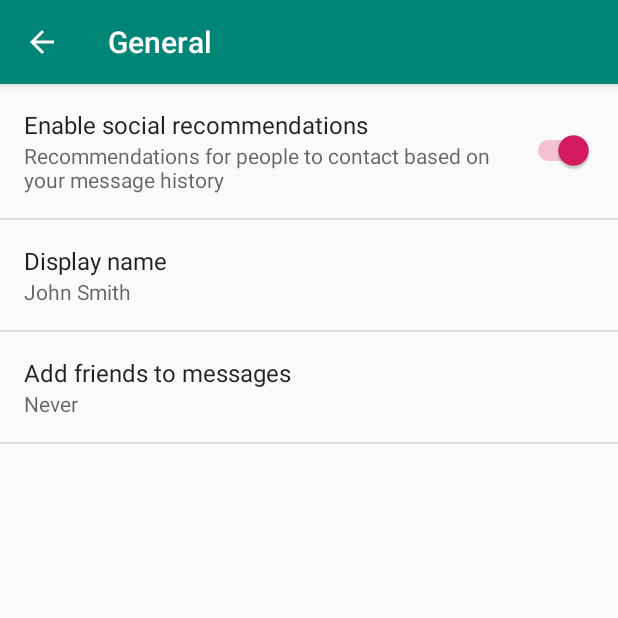
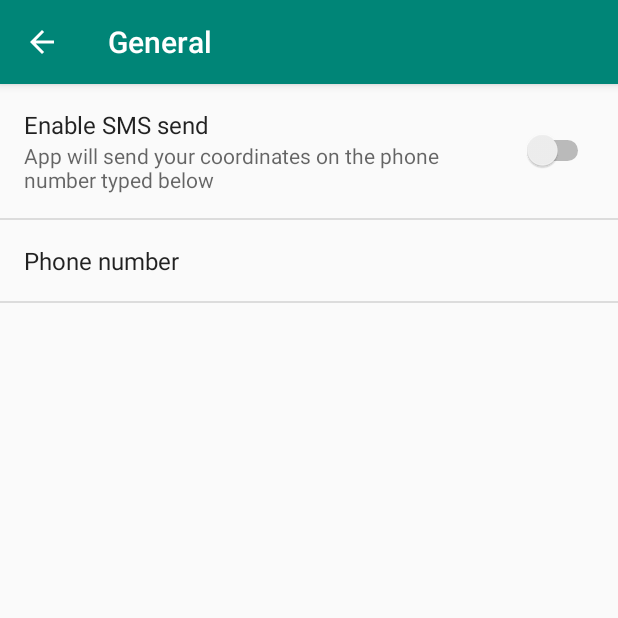
Before and after one commit to Neptun332/sosApp, an Android app: the SettingsActivity screen opened directly, with no data from a screen before it, after a tap on "General", on a phone screen of 412 x 824 dp, the top half of it. Run offline under Robolectric (Android 15) with nearby library versions, the phone set to English and light mode, and no system bars.

Commit message:
deleted redundant settings options, addes phone number option and, enable sms option

```diff
--- a/app/src/main/java/com/example/patry/sosapp/SettingsActivity.java
+++ b/app/src/main/java/com/example/patry/sosapp/SettingsActivity.java
@@ -177,8 +177,8 @@ public class SettingsActivity extends AppCompatPreferenceActivity {
             // to their values. When their values change, their summaries are
             // updated to reflect the new value, per the Android Design
             // guidelines.
-            bindPreferenceSummaryToValue(findPreference("example_text"));
-            bindPreferenceSummaryToValue(findPreference("example_list"));
+            bindPreferenceSummaryToValue(findPreference("phoneNumber"));
+           // bindPreferenceSummaryToValue(findPreference("example_list"));
         }
 
         @Override
--- a/app/src/main/res/values/strings.xml
+++ b/app/src/main/res/values/strings.xml
@@ -8,13 +8,12 @@
     <!-- Example General settings -->
     <string name="pref_header_general">General</string>
 
-    <string name="pref_title_social_recommendations">Enable social recommendations</string>
-    <string name="pref_description_social_recommendations">Recommendations for people to contact
-        based on your message history
+    <string name="Enable_SMS_send_title">Enable SMS send</string>
+    <string name="Enable_SMS_send_description">App will send your coordinates on the phone number typed below
     </string>
 
-    <string name="pref_title_display_name">Display name</string>
-    <string name="pref_default_display_name">John Smith</string>
+    <string name="phone_number_title">Phone number</string>
+    <string name="phone_number_default"></string>
 
     <string name="pref_title_add_friends_to_messages">Add friends to messages</string>
     <string-array name="pref_example_list_titles">
--- a/app/src/main/res/xml/pref_general.xml
+++ b/app/src/main/res/xml/pref_general.xml
@@ -1,33 +1,34 @@
 <PreferenceScreen xmlns:android="http://schemas.android.com/apk/res/android">
 
     <SwitchPreference
-        android:defaultValue="true"
+        android:defaultValue="false"
         android:key="example_switch"
-        android:summary="@string/pref_description_social_recommendations"
-        android:title="@string/pref_title_social_recommendations" />
+        android:summary="@string/Enable_SMS_send_description"
+        android:title="@string/Enable_SMS_send_title" />
 
     <!-- NOTE: EditTextPreference accepts EditText attributes. -->
     <!-- NOTE: EditTextPreference's summary should be set to its value by the activity code. -->
     <EditTextPreference
         android:capitalize="words"
-        android:defaultValue="@string/pref_default_display_name"
-        android:inputType="textCapWords"
-        android:key="example_text"
+        android:defaultValue="@string/phone_number_default"
+        android:inputType="numberDecimal"
+        android:key="phoneNumber"
         android:maxLines="1"
         android:selectAllOnFocus="true"
         android:singleLine="true"
-        android:title="@string/pref_title_display_name" />
+        android:title="@string/phone_number_title"
+        android:maxLength="9"/>
 
     <!-- NOTE: Hide buttons to simplify the UI. Users can touch outside the dialog to
          dismiss it. -->
     <!-- NOTE: ListPreference's summary should be set to its value by the activity code. -->
-    <ListPreference
-        android:defaultValue="-1"
-        android:entries="@array/pref_example_list_titles"
-        android:entryValues="@array/pref_example_list_values"
-        android:key="example_list"
-        android:negativeButtonText="@null"
-        android:positiveButtonText="@null"
-        android:title="@string/pref_title_add_friends_to_messages" />
+    <!--<ListPreference-->
+        <!--android:defaultValue="-1"-->
+        <!--android:entries="@array/pref_example_list_titles"-->
+        <!--android:entryValues="@array/pref_example_list_values"-->
+        <!--android:key="example_list"-->
+        <!--android:negativeButtonText="@null"-->
+        <!--android:positiveButtonText="@null"-->
+        <!--android:title="@string/pref_title_add_friends_to_messages" />-->
 
 </PreferenceScreen>
--- a/app/src/main/res/xml/pref_headers.xml
+++ b/app/src/main/res/xml/pref_headers.xml
@@ -7,14 +7,14 @@
         android:icon="@drawable/ic_info_black_24dp"
         android:title="@string/pref_header_general" />
 
-    <header
-        android:fragment="com.example.patry.sosapp.SettingsActivity$NotificationPreferenceFragment"
-        android:icon="@drawable/ic_notifications_black_24dp"
-        android:title="@string/pref_header_notifications" />
+    <!--<header-->
+        <!--android:fragment="com.example.patry.sosapp.SettingsActivity$NotificationPreferenceFragment"-->
+        <!--android:icon="@drawable/ic_notifications_black_24dp"-->
+        <!--android:title="@string/pref_header_notifications" />-->
 
-    <header
-        android:fragment="com.example.patry.sosapp.SettingsActivity$DataSyncPreferenceFragment"
-        android:icon="@drawable/ic_sync_black_24dp"
-        android:title="@string/pref_header_data_sync" />
+    <!--<header-->
+        <!--android:fragment="com.example.patry.sosapp.SettingsActivity$DataSyncPreferenceFragment"-->
+        <!--android:icon="@drawable/ic_sync_black_24dp"-->
+        <!--android:title="@string/pref_header_data_sync" />-->
 
 </preference-headers>
```
